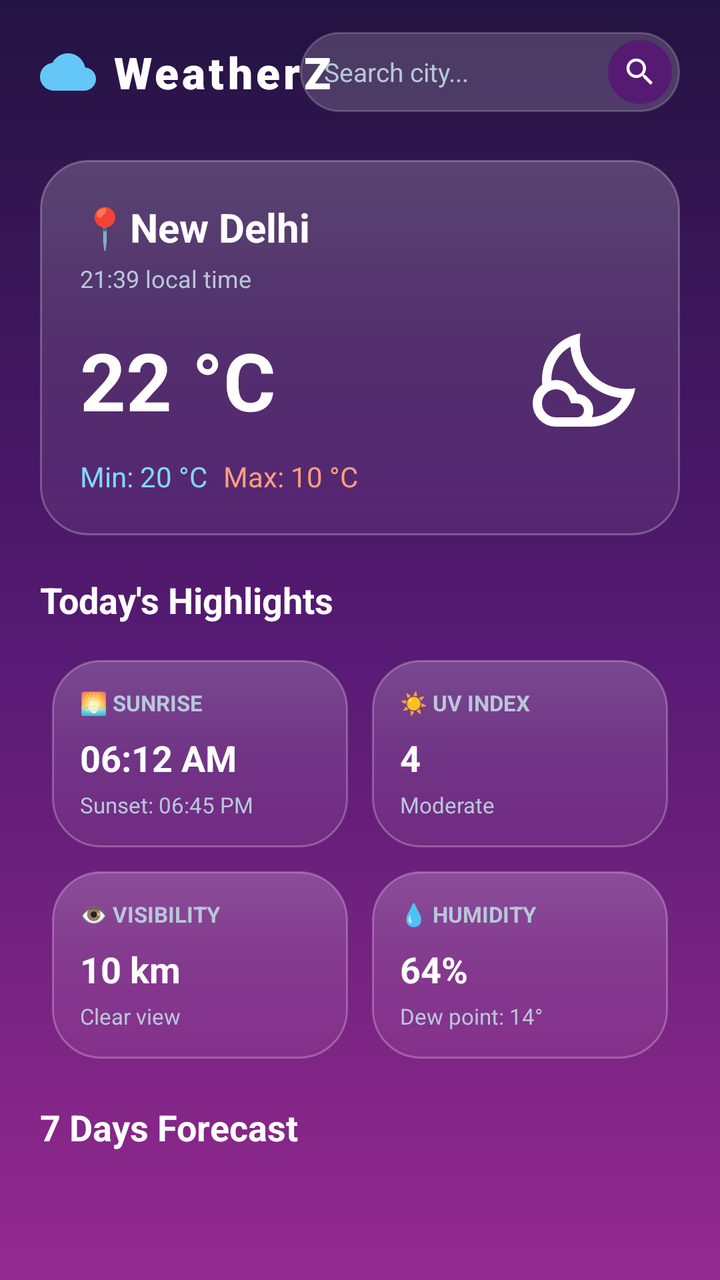
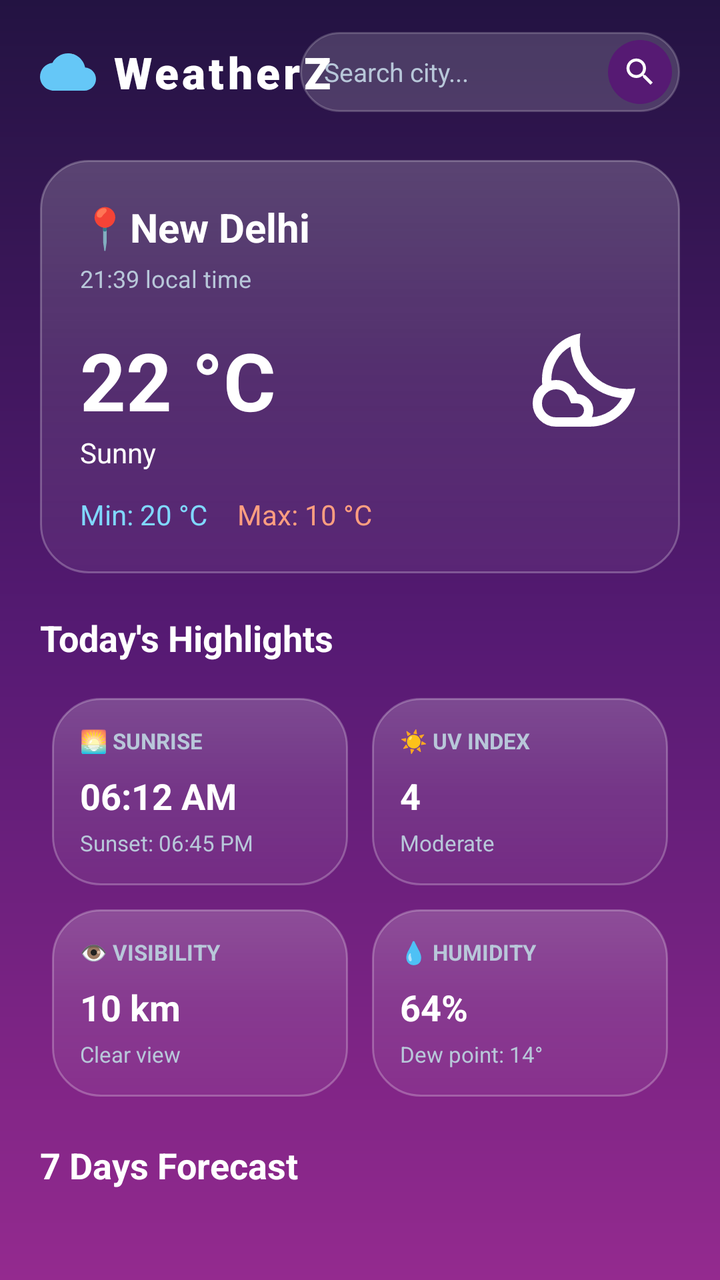

Screens rendered from an Android XML layout before and after an edit, with the pre-edit source and the edit as a unified diff.
<!-- AndroidManifest.xml: application theme Theme.WeatherZ_App -->
<!-- res/layout/fragment_home_page.xml -->
<?xml version="1.0" encoding="utf-8"?>
<androidx.core.widget.NestedScrollView xmlns:android="http://schemas.android.com/apk/res/android"
    xmlns:app="http://schemas.android.com/apk/res-auto"
    xmlns:tools="http://schemas.android.com/tools"
    android:layout_width="match_parent"
    android:layout_height="match_parent"
    android:background="@drawable/bg_blue_purple_gradient"
    android:fillViewport="true"
    tools:context=".Home_page">

    <androidx.constraintlayout.widget.ConstraintLayout
        android:id="@+id/main"
        android:layout_width="match_parent"
        android:layout_height="wrap_content"
        android:paddingStart="20dp"
        android:paddingEnd="20dp"
        android:paddingBottom="24dp">

        <TextView
            android:id="@+id/app_name"
            android:layout_width="wrap_content"
            android:layout_height="wrap_content"
            android:drawablePadding="8dp"
            android:fontFamily="sans-serif-black"
            android:letterSpacing="0.08"
            android:text="WeatherZ"
            android:textColor="@color/primary_text"
            android:textSize="22sp"
            android:textStyle="bold"
            app:drawableStartCompat="@drawable/ic_logo_cloud"
            app:layout_constraintBottom_toBottomOf="@id/search_container"
            app:layout_constraintStart_toStartOf="parent"
            app:layout_constraintTop_toTopOf="@id/search_container" />

        <LinearLayout
            android:id="@+id/search_container"
            android:layout_width="190dp"
            android:layout_height="40dp"
            android:layout_marginTop="16dp"
            android:background="@drawable/bg_search_bar"
            android:gravity="center_vertical"
            android:orientation="horizontal"
            android:paddingStart="12dp"
            android:paddingEnd="4dp"
            app:layout_constraintEnd_toEndOf="parent"
            app:layout_constraintTop_toTopOf="parent">

            <EditText
                android:id="@+id/search_bar"
                android:layout_width="0dp"
                android:layout_height="match_parent"
                android:layout_weight="1"
                android:autofillHints="postalAddress"
                android:background="@null"
                android:hint="Search city..."
                android:imeOptions="actionSearch"
                android:inputType="text"
                android:maxLines="1"
                android:textColor="@color/primary_text"
                android:textColorHint="@color/secondry_text"
                android:textSize="13sp" />

            <ImageView
                android:id="@+id/search_button"
                android:layout_width="32dp"
                android:layout_height="32dp"
                android:background="@drawable/bg_search_btn"
                android:contentDescription="Search button"
                android:padding="7dp"
                android:src="@drawable/search_icon"
                app:tint="#FFFFFF" />

        </LinearLayout>

        <androidx.constraintlayout.widget.ConstraintLayout
            android:id="@+id/weather_card"
            android:layout_width="0dp"
            android:layout_height="wrap_content"
            android:layout_marginTop="24dp"
            android:background="@drawable/bg_weather_card"
            android:padding="20dp"
            app:layout_constraintEnd_toEndOf="parent"
            app:layout_constraintStart_toStartOf="parent"
            app:layout_constraintTop_toBottomOf="@id/search_container">

            <TextView
                android:id="@+id/city_name"
                android:layout_width="wrap_content"
                android:layout_height="wrap_content"
                android:text="📍New Delhi"
                android:textColor="#FFFFFF"
                android:textSize="20sp"
                android:textStyle="bold"
                app:layout_constraintStart_toStartOf="parent"
                app:layout_constraintTop_toTopOf="parent" />

            <TextView
                android:id="@+id/local_time"
                android:layout_width="wrap_content"
                android:layout_height="wrap_content"
                android:layout_marginTop="4dp"
                android:text="21:39 local time"
                android:textColor="@color/secondry_text"
                android:textSize="12sp"
                app:layout_constraintStart_toStartOf="parent"
                app:layout_constraintTop_toBottomOf="@id/city_name" />

            <TextView
                android:id="@+id/temprature_main"
                android:layout_width="wrap_content"
                android:layout_height="wrap_content"
                android:layout_marginTop="16dp"
                android:text="22 °C"
                android:textColor="@color/temp_main"
                android:textSize="40sp"
                android:textStyle="bold"
                app:layout_constraintStart_toStartOf="parent"
                app:layout_constraintTop_toBottomOf="@id/local_time" />

            <ImageView
                android:id="@+id/icon_day"
                android:layout_width="56dp"
                android:layout_height="56dp"
                android:contentDescription="Weather condition icon"
                android:src="@drawable/night_icon"
                app:tint="#FFFFFF"
                app:layout_constraintBottom_toBottomOf="@id/temprature_main"
                app:layout_constraintEnd_toEndOf="parent"
                app:layout_constraintTop_toTopOf="@id/temprature_main" />


            <TextView
                android:id="@+id/min_temp_t"
                android:layout_width="wrap_content"
                android:layout_height="wrap_content"
                android:layout_marginTop="12dp"
                android:text="Min: "
                android:textColor="@color/temp_min"
                android:textSize="14sp"
                app:layout_constraintStart_toStartOf="parent"
                app:layout_constraintTop_toBottomOf="@id/temprature_main" />

            <TextView
                android:id="@+id/min_temp"
                android:layout_width="wrap_content"
                android:layout_height="wrap_content"
                android:text="20 °C"
                android:textColor="@color/temp_min"
                android:textSize="14sp"
                app:layout_constraintStart_toEndOf="@id/min_temp_t"
                app:layout_constraintTop_toTopOf="@id/min_temp_t"/>

            <TextView
                android:id="@+id/max_temp_t"
                android:layout_width="wrap_content"
                android:layout_height="wrap_content"
                android:layout_marginTop="12dp"
                android:layout_marginStart="8dp"
                android:text="Max: "
                android:textColor="@color/temp_max"
                android:textSize="14sp"
                app:layout_constraintStart_toEndOf="@id/min_temp"
                app:layout_constraintTop_toBottomOf="@id/temprature_main" />

            <TextView
                android:id="@+id/max_temp"
                android:layout_width="wrap_content"
                android:layout_height="wrap_content"
                android:text="10 °C"
                android:textColor="@color/temp_max"
                android:textSize="14sp"
                app:layout_constraintStart_toEndOf="@id/max_temp_t"
                app:layout_constraintTop_toTopOf="@id/min_temp_t"/>

        </androidx.constraintlayout.widget.ConstraintLayout>

        
        <TextView
            android:id="@+id/highlight_heading"
            android:layout_width="wrap_content"
            android:layout_height="wrap_content"
            android:layout_marginTop="20dp"
            android:text="Today's Highlights"
            android:textColor="@color/primary_text"
            android:textSize="18sp"
            android:textStyle="bold"
            app:layout_constraintStart_toStartOf="parent"
            app:layout_constraintTop_toBottomOf="@id/weather_card" />

        
        <GridLayout
            android:id="@+id/today_highlight_grid"
            android:layout_width="0dp"
            android:layout_height="wrap_content"
            android:layout_marginTop="12dp"
            android:columnCount="2"
            app:layout_constraintEnd_toEndOf="parent"
            app:layout_constraintStart_toStartOf="parent"
            app:layout_constraintTop_toBottomOf="@id/highlight_heading">

            
            <androidx.constraintlayout.widget.ConstraintLayout
                android:id="@+id/card_sunrise"
                android:layout_width="0dp"
                android:layout_height="wrap_content"
                android:layout_columnWeight="1"
                android:layout_margin="6dp"
                android:background="@drawable/bg_weather_card"
                android:padding="14dp">

                <TextView
                    android:id="@+id/label_sunrise"
                    android:layout_width="wrap_content"
                    android:layout_height="wrap_content"
                    android:text="🌅 SUNRISE"
                    android:textColor="@color/secondry_text"
                    android:textSize="11sp"
                    android:textStyle="bold"
                    app:layout_constraintStart_toStartOf="parent"
                    app:layout_constraintTop_toTopOf="parent" />

                <TextView
                    android:id="@+id/text_sunrise"
                    android:layout_width="wrap_content"
                    android:layout_height="wrap_content"
                    android:layout_marginTop="8dp"
                    android:text="06:12 AM"
                    android:textColor="@color/primary_text"
                    android:textSize="18sp"
                    android:textStyle="bold"
                    app:layout_constraintStart_toStartOf="parent"
                    app:layout_constraintTop_toBottomOf="@id/label_sunrise" />

                <TextView
                    android:id="@+id/text_sunset"
                    android:layout_width="wrap_content"
                    android:layout_height="wrap_content"
                    android:layout_marginTop="4dp"
                    android:text="Sunset: 06:45 PM"
                    android:textColor="@color/secondry_text"
                    android:textSize="11sp"
                    app:layout_constraintStart_toStartOf="parent"
                    app:layout_constraintTop_toBottomOf="@id/text_sunrise" />

            </androidx.constraintlayout.widget.ConstraintLayout>

            
            <androidx.constraintlayout.widget.ConstraintLayout
                android:id="@+id/card_uv_index"
                android:layout_width="0dp"
                android:layout_height="wrap_content"
                android:layout_columnWeight="1"
                android:layout_margin="6dp"
                android:background="@drawable/bg_weather_card"
                android:padding="14dp">

                <TextView
                    android:id="@+id/label_uv"
                    android:layout_width="wrap_content"
                    android:layout_height="wrap_content"
                    android:text="☀️ UV INDEX"
                    android:textColor="@color/secondry_text"
                    android:textSize="11sp"
                    android:textStyle="bold"
                    app:layout_constraintStart_toStartOf="parent"
                    app:layout_constraintTop_toTopOf="parent" />

                <TextView
                    android:id="@+id/text_uv_val"
                    android:layout_width="wrap_content"
                    android:layout_height="wrap_content"
                    android:layout_marginTop="8dp"
                    android:text="4"
                    android:textColor="@color/primary_text"
                    android:textSize="18sp"
                    android:textStyle="bold"
                    app:layout_constraintStart_toStartOf="parent"
                    app:layout_constraintTop_toBottomOf="@id/label_uv" />

                <TextView
                    android:id="@+id/text_uv_desc"
                    android:layout_width="wrap_content"
                    android:layout_height="wrap_content"
                    android:layout_marginTop="4dp"
                    android:text="Moderate"
                    android:textColor="@color/secondry_text"
                    android:textSize="11sp"
                    app:layout_constraintStart_toStartOf="parent"
                    app:layout_constraintTop_toBottomOf="@id/text_uv_val" />

            </androidx.constraintlayout.widget.ConstraintLayout>

            
            <androidx.constraintlayout.widget.ConstraintLayout
                android:id="@+id/card_visibility"
                android:layout_width="0dp"
                android:layout_height="wrap_content"
                android:layout_columnWeight="1"
                android:layout_margin="6dp"
                android:background="@drawable/bg_weather_card"
                android:padding="14dp">

                <TextView
                    android:id="@+id/label_visibility"
                    android:layout_width="wrap_content"
                    android:layout_height="wrap_content"
                    android:text="👁️ VISIBILITY"
                    android:textColor="@color/secondry_text"
                    android:textSize="11sp"
                    android:textStyle="bold"
                    app:layout_constraintStart_toStartOf="parent"
                    app:layout_constraintTop_toTopOf="parent" />

                <TextView
                    android:id="@+id/text_vis_val"
                    android:layout_width="wrap_content"
                    android:layout_height="wrap_content"
                    android:layout_marginTop="8dp"
                    android:text="10 km"
                    android:textColor="@color/primary_text"
                    android:textSize="18sp"
                    android:textStyle="bold"
                    app:layout_constraintStart_toStartOf="parent"
                    app:layout_constraintTop_toBottomOf="@id/label_visibility" />

                <TextView
                    android:id="@+id/text_vis_desc"
                    android:layout_width="wrap_content"
                    android:layout_height="wrap_content"
                    android:layout_marginTop="4dp"
                    android:text="Clear view"
                    android:textColor="@color/secondry_text"
                    android:textSize="11sp"
                    app:layout_constraintStart_toStartOf="parent"
                    app:layout_constraintTop_toBottomOf="@id/text_vis_val" />

            </androidx.constraintlayout.widget.ConstraintLayout>

            
            <androidx.constraintlayout.widget.ConstraintLayout
                android:id="@+id/card_humidity"
                android:layout_width="0dp"
                android:layout_height="wrap_content"
                android:layout_columnWeight="1"
                android:layout_margin="6dp"
                android:background="@drawable/bg_weather_card"
                android:padding="14dp">

                <TextView
                    android:id="@+id/label_humidity"
                    android:layout_width="wrap_content"
                    android:layout_height="wrap_content"
                    android:text="💧 HUMIDITY"
                    android:textColor="@color/secondry_text"
                    android:textSize="11sp"
                    android:textStyle="bold"
                    app:layout_constraintStart_toStartOf="parent"
                    app:layout_constraintTop_toTopOf="parent" />

                <TextView
                    android:id="@+id/text_humidity_val"
                    android:layout_width="wrap_content"
                    android:layout_height="wrap_content"
                    android:layout_marginTop="8dp"
                    android:text="64%"
                    android:textColor="@color/primary_text"
                    android:textSize="18sp"
                    android:textStyle="bold"
                    app:layout_constraintStart_toStartOf="parent"
                    app:layout_constraintTop_toBottomOf="@id/label_humidity" />

                <TextView
                    android:id="@+id/text_humidity_desc"
                    android:layout_width="wrap_content"
                    android:layout_height="wrap_content"
                    android:layout_marginTop="4dp"
                    android:text="Dew point: 14°"
                    android:textColor="@color/secondry_text"
                    android:textSize="11sp"
                    app:layout_constraintStart_toStartOf="parent"
                    app:layout_constraintTop_toBottomOf="@id/text_humidity_val" />

            </androidx.constraintlayout.widget.ConstraintLayout>

        </GridLayout>

        <androidx.constraintlayout.widget.ConstraintLayout
            android:id="@+id/forecast_card"
            android:layout_width="0dp"
            android:layout_height="wrap_content"
            android:layout_marginTop="16dp"
            app:layout_constraintEnd_toEndOf="parent"
            app:layout_constraintStart_toStartOf="parent"
            app:layout_constraintTop_toBottomOf="@id/today_highlight_grid">

            <TextView
                android:id="@+id/forecast_heading"
                android:layout_width="wrap_content"
                android:layout_height="wrap_content"
                android:text="7 Days Forecast"
                android:textColor="@color/primary_text"
                android:textSize="18sp"
                android:textStyle="bold"
                app:layout_constraintStart_toStartOf="parent"
                app:layout_constraintTop_toTopOf="parent" />

            <androidx.recyclerview.widget.RecyclerView
                android:id="@+id/fragment_recycler"
                android:layout_width="0dp"
                android:layout_height="wrap_content"
                android:layout_marginTop="12dp"
                android:nestedScrollingEnabled="false"
                android:orientation="horizontal"
                app:layoutManager="androidx.recyclerview.widget.LinearLayoutManager"
                app:layout_constraintEnd_toEndOf="parent"
                app:layout_constraintStart_toStartOf="parent"
                app:layout_constraintTop_toBottomOf="@id/forecast_heading"
                tools:itemCount="7"
                tools:listitem="@layout/fragment_forecast_card" />

        </androidx.constraintlayout.widget.ConstraintLayout>

    </androidx.constraintlayout.widget.ConstraintLayout>

</androidx.core.widget.NestedScrollView>
<!-- res/layout/fragment_forecast_card.xml (included above) -->
<?xml version="1.0" encoding="utf-8"?>
<androidx.constraintlayout.widget.ConstraintLayout xmlns:android="http://schemas.android.com/apk/res/android"
    xmlns:app="http://schemas.android.com/apk/res-auto"
    xmlns:tools="http://schemas.android.com/tools"
    android:id="@+id/card_item"
    android:layout_width="wrap_content"
    android:layout_height="wrap_content"
    android:layout_marginEnd="10dp"
    android:background="@drawable/bg_weather_card"
    android:paddingStart="16dp"
    android:paddingTop="12dp"
    android:paddingEnd="16dp"
    android:paddingBottom="12dp">

    <TextView
        android:id="@+id/forecast_weather"
        android:layout_width="wrap_content"
        android:layout_height="wrap_content"
        android:text="22 °C"
        android:textColor="@color/primary_text"
        android:textSize="16sp"
        android:textStyle="bold"
        app:layout_constraintEnd_toEndOf="parent"
        app:layout_constraintStart_toStartOf="parent"
        app:layout_constraintTop_toTopOf="parent" />

    <ImageView
        android:id="@+id/weathr_icon_forecast"
        android:layout_width="32dp"
        android:layout_height="32dp"
        android:layout_marginTop="8dp"
        android:contentDescription="Forecast weather icon"
        android:src="@drawable/night_icon"
        app:tint="#FFFFFF"
        app:layout_constraintEnd_toEndOf="parent"
        app:layout_constraintStart_toStartOf="parent"
        app:layout_constraintTop_toBottomOf="@id/forecast_weather" />

    <TextView
        android:id="@+id/forecast_day"
        android:layout_width="wrap_content"
        android:layout_height="wrap_content"
        android:layout_marginTop="8dp"
        android:text="Mon"
        android:textColor="@color/secondry_text"
        android:textSize="14sp"
        app:layout_constraintEnd_toEndOf="parent"
        app:layout_constraintStart_toStartOf="parent"
        app:layout_constraintTop_toBottomOf="@id/weathr_icon_forecast" />

</androidx.constraintlayout.widget.ConstraintLayout>
<!-- resources referenced by this layout -->
<resources>
  <color name="primary_text">#FFFFFFFF</color>
  <color name="secondry_text">#B8C7D9</color>
  <color name="temp_main">#FFFFFF</color>
  <color name="temp_max">#FF9E80</color>
  <color name="temp_min">#80D8FF</color>
  <!-- drawable bg_blue_purple_gradient (drawable) -->
  <?xml version="1.0" encoding="utf-8"?>
  <shape xmlns:android="http://schemas.android.com/apk/res/android"
      android:shape="rectangle">
      <gradient
          android:angle="270"
          android:startColor="@color/bg_gradient_start"
          android:centerColor="@color/bg_gradient_center"
          android:endColor="@color/bg_gradient_end"
          android:type="linear" />
  </shape>
  <!-- drawable bg_search_bar (drawable) -->
  <?xml version="1.0" encoding="utf-8"?>
  <shape xmlns:android="http://schemas.android.com/apk/res/android"
      android:shape="rectangle">
      <solid android:color="#2AFFFFFF" />
      <corners android:radius="20dp" />
      <stroke
          android:width="1dp"
          android:color="#33FFFFFF" />
  </shape>
  <!-- drawable bg_search_btn (drawable) -->
  <?xml version="1.0" encoding="utf-8"?>
  <ripple xmlns:android="http://schemas.android.com/apk/res/android"
      android:color="#40FFFFFF">
      <item>
          <shape android:shape="oval">
              <solid android:color="#561A73" />
          </shape>
      </item>
  </ripple>
  <!-- drawable bg_weather_card (drawable) -->
  <?xml version="1.0" encoding="utf-8"?>
  <shape xmlns:android="http://schemas.android.com/apk/res/android"
      android:shape="rectangle">
  
      
      <gradient
          android:angle="270"
          android:startColor="#33FFFFFF"
          android:centerColor="#1AFFFFFF"
          android:endColor="#0DFFFFFF"
          android:type="linear" />
  
      
      <stroke
          android:width="1dp"
          android:color="#40FFFFFF" />
  
      
      <corners android:radius="24dp" />
  </shape>
  <!-- drawable ic_logo_cloud (drawable) -->
  <?xml version="1.0" encoding="utf-8"?>
  <vector xmlns:android="http://schemas.android.com/apk/res/android"
      android:width="28dp"
      android:height="28dp"
      android:viewportWidth="24"
      android:viewportHeight="24">
      
      <path
          android:fillColor="#FFD043"
          android:pathData="M12,4A4,4 0,0 1,16 8A4,4 0,0 1,15.7,9.5A6.5,6.5 0,0 1,18.5 10A6.5,6.5 0,0 0,12 4Z" />
      
      <path
          android:fillColor="#65C7F7"
          android:pathData="M19.35,10.04C18.67,6.59 15.64,4 12,4C9.11,4 6.6,5.64 5.35,8.04C2.34,8.36 0,10.91 0,14C0,17.31 2.69,20 6,20L19,20C21.76,20 24,17.76 24,15C24,12.36 21.95,10.22 19.35,10.04Z" />
  </vector>
  <!-- drawable search_icon (drawable) -->
  <vector xmlns:android="http://schemas.android.com/apk/res/android" android:height="24dp" android:tint="#000000" android:viewportHeight="24" android:viewportWidth="24" android:width="24dp">
        
      <path android:fillColor="@android:color/white" android:pathData="M15.5,14h-0.79l-0.28,-0.27C15.41,12.59 16,11.11 16,9.5 16,5.91 13.09,3 9.5,3S3,5.91 3,9.5 5.91,16 9.5,16c1.61,0 3.09,-0.59 4.23,-1.57l0.27,0.28v0.79l5,4.99L20.49,19l-4.99,-5zM9.5,14C7.01,14 5,11.99 5,9.5S7.01,5 9.5,5 14,7.01 14,9.5 11.99,14 9.5,14z"/>
      
  </vector>
  <style name="Theme.WeatherZ_App" parent="Base.Theme.WeatherZ_App" />
  <color name="bg_gradient_start">#231342</color>
  <color name="bg_gradient_center">#561A73</color>
  <color name="bg_gradient_end">#942A8F</color>
  <style name="Base.Theme.WeatherZ_App" parent="Theme.Material3.DayNight.NoActionBar">
          
          
      </style>
  <!-- unchanged entries left out for length: 1 -->
</resources>

<!-- the commit's change to res/layout/fragment_home_page.xml (unified diff, before → after) -->
@@ -128,6 +128,17 @@
                 app:layout_constraintEnd_toEndOf="parent"
                 app:layout_constraintTop_toTopOf="@id/temprature_main" />
 
+            <TextView
+                android:id="@+id/weather_condition"
+                android:layout_width="wrap_content"
+                android:layout_height="wrap_content"
+                android:textSize="14sp"
+                android:text="Sunny"
+                android:textColor="@color/primary_text"
+                app:layout_constraintTop_toBottomOf="@id/temprature_main"
+                app:layout_constraintStart_toStartOf="@id/temprature_main"/>
+
+
 
             <TextView
                 android:id="@+id/min_temp_t"
@@ -138,7 +149,7 @@
                 android:textColor="@color/temp_min"
                 android:textSize="14sp"
                 app:layout_constraintStart_toStartOf="parent"
-                app:layout_constraintTop_toBottomOf="@id/temprature_main" />
+                app:layout_constraintTop_toBottomOf="@id/weather_condition" />
 
             <TextView
                 android:id="@+id/min_temp"
@@ -154,13 +165,12 @@
                 android:id="@+id/max_temp_t"
                 android:layout_width="wrap_content"
                 android:layout_height="wrap_content"
-                android:layout_marginTop="12dp"
-                android:layout_marginStart="8dp"
+                android:layout_marginStart="15dp"
                 android:text="Max: "
                 android:textColor="@color/temp_max"
                 android:textSize="14sp"
                 app:layout_constraintStart_toEndOf="@id/min_temp"
-                app:layout_constraintTop_toBottomOf="@id/temprature_main" />
+                app:layout_constraintTop_toTopOf="@id/min_temp" />
 
             <TextView
                 android:id="@+id/max_temp"
@@ -170,7 +180,7 @@
                 android:textColor="@color/temp_max"
                 android:textSize="14sp"
                 app:layout_constraintStart_toEndOf="@id/max_temp_t"
-                app:layout_constraintTop_toTopOf="@id/min_temp_t"/>
+                app:layout_constraintTop_toTopOf="@id/max_temp_t"/>
 
         </androidx.constraintlayout.widget.ConstraintLayout>
 
